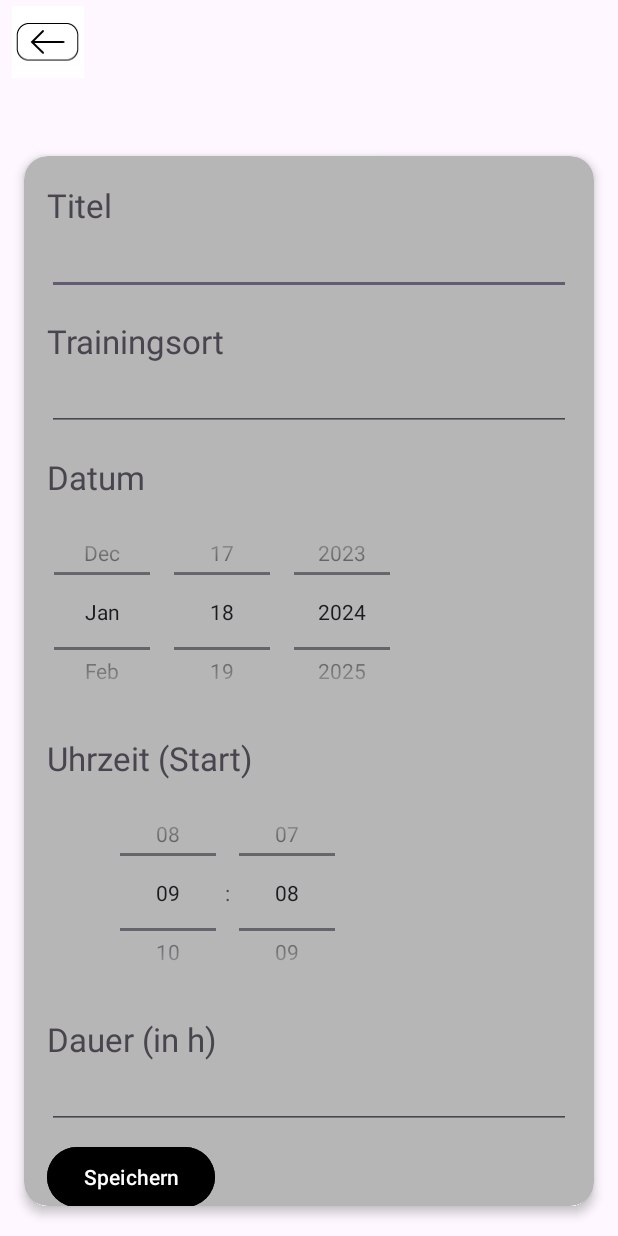
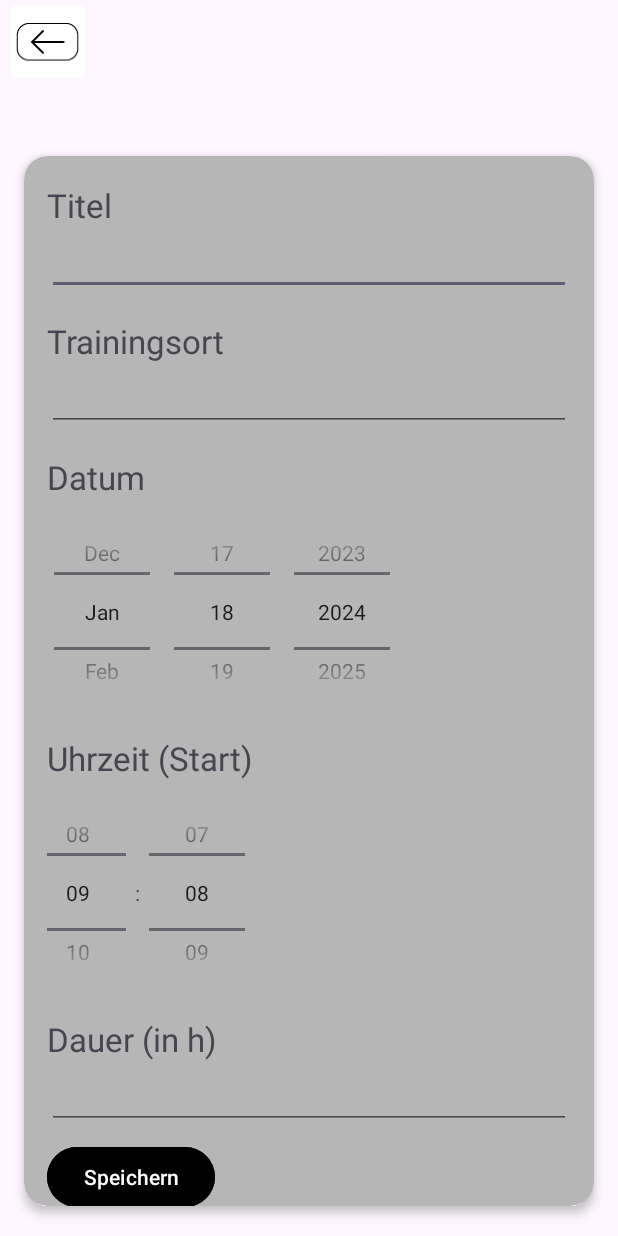
Before and after one commit to ElHurron/sma5-gc-hp, an Android app: the CreateTrainingActivity screen opened directly, with no data from a screen before it, on a phone screen of 412 x 824 dp. Run offline under Robolectric (Android 15) with nearby library versions, the light colour scheme and no system bars.

Commit message:
fixed things

```diff
--- a/SMA5Training/app/src/main/res/layout/activity_create_training.xml
+++ b/SMA5Training/app/src/main/res/layout/activity_create_training.xml
@@ -131,7 +131,7 @@
                 android:timePickerMode="spinner"
                 app:layout_constraintTop_toBottomOf="@id/txvTime"
                 app:layout_constraintStart_toStartOf="parent"
-                android:layout_marginStart="-30dp"
+                android:layout_marginStart="-90dp"
                 />
 
             <TextView
```
